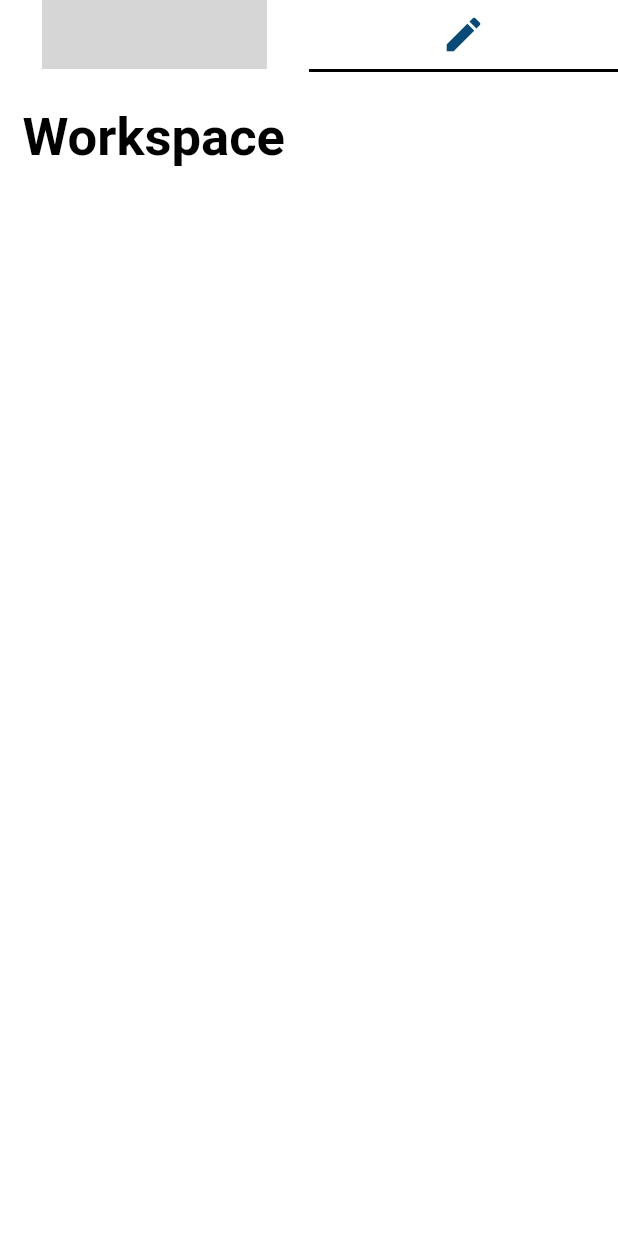
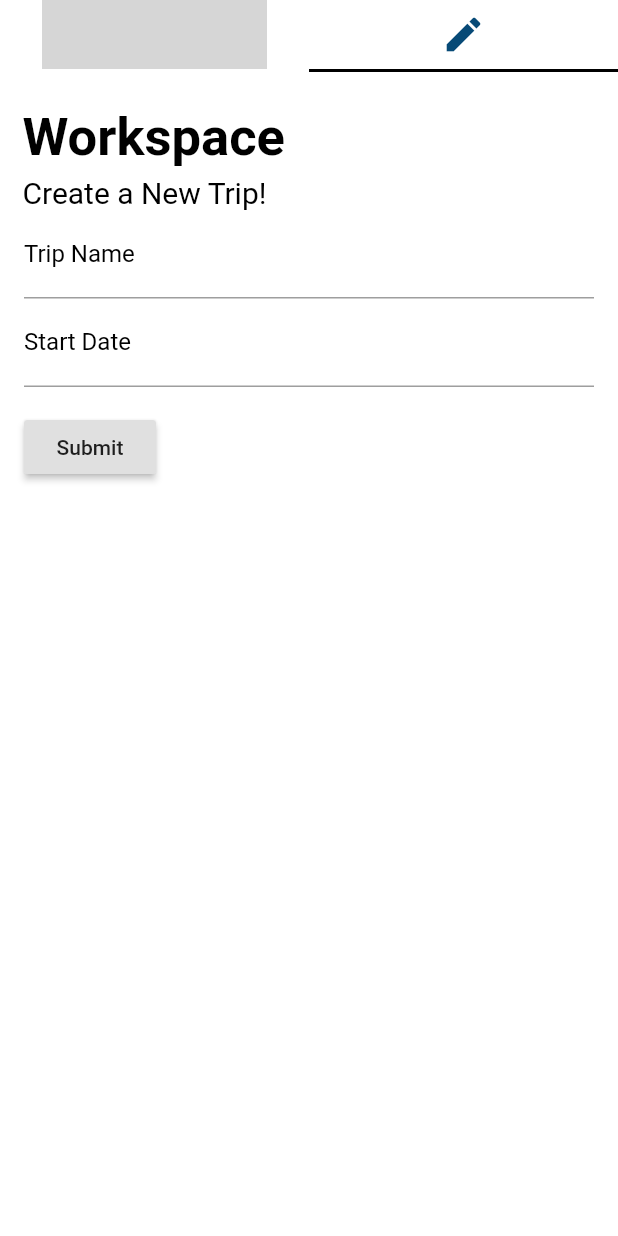
Before and after one commit to amrohwary/planit-app, a Flutter app: the Home screen opened directly, tab 2 chosen, on a phone screen of 412 x 824 dp. Run offline on Flutter 3.47's test engine with Material 2 defaults, Android fonts, the phone set to English and light mode, and no system bars; our stand-ins replace cloud_firestore, firebase_auth; accounts and stored records are empty; grey boxes are pictures that could not be loaded.

Commit message:
added plan title

```diff
--- a/lib/create_page.dart
+++ b/lib/create_page.dart
@@ -11,10 +11,11 @@ class _CreatePageState extends State<CreatePage> {
     return Column(
       children: <Widget>[
         Container(
-          margin: const EdgeInsets.only(left: 15, top:15),
+          margin: const EdgeInsets.only(left: 15, top: 15),
           child: Align(
             alignment: Alignment.topLeft,
-            child: Text("Workspace",
+            child: Text(
+              "Workspace",
               style: new TextStyle(
                 fontSize: 35,
                 fontWeight: FontWeight.bold,
@@ -23,7 +24,85 @@ class _CreatePageState extends State<CreatePage> {
             ),
           ),
         ),
+        Container(
+          margin: const EdgeInsets.only(left: 15, top: 5),
+          child: Align(
+            alignment: Alignment.topLeft,
+            child: Text(
+              "Create a New Trip!",
+              style: new TextStyle(
+                fontSize: 20,
+//                fontWeight: FontWeight.bold,
+                color: Colors.black,
+              ),
+            ),
+          ),
+        ),
+        new NewTripForm(),
       ],
     );
   }
 }
+
+class NewTripForm extends StatefulWidget {
+  @override
+  _NewTripFormState createState() => _NewTripFormState();
+}
+
+class _NewTripFormState extends State<NewTripForm> {
+  final _formKey = GlobalKey<FormState>();
+
+  @override
+  Widget build(BuildContext context) {
+    return Form(
+      key: _formKey,
+      child: Padding(
+        padding: const EdgeInsets.symmetric(horizontal: 16),
+        child: Column(
+          crossAxisAlignment: CrossAxisAlignment.start,
+          children: <Widget>[
+            TextFormField(
+              validator: (input) {
+                if (input.isEmpty) {
+                  return "Trip name is required";
+                }
+                return null;
+              },
+              decoration: new InputDecoration(
+                labelText: "Trip Name",
+                labelStyle: new TextStyle(color: Colors.black),
+              ),
+            ),
+            TextFormField(
+              validator: (input) {
+                if (input.isEmpty) {
+                  return "Start date is required";
+                }
+                return null;
+              },
+              decoration: new InputDecoration(
+                labelText: "Start Date",
+                labelStyle: new TextStyle(color: Colors.black),
+              ),
+            ),
+            Padding(
+              padding: const EdgeInsets.symmetric(vertical: 16.0),
+              child: RaisedButton(
+                onPressed: () {
+                  // Validate returns true if the form is valid, or false
+                  // otherwise.
+                  if (_formKey.currentState.validate()) {
+                    // If the form is valid, display a Snackbar.
+                    Scaffold.of(context)
+                        .showSnackBar(SnackBar(content: Text('Processing Data')));
+                  }
+                },
+                child: Text('Submit'),
+              ),
+            ),
+          ],
+        ),
+      ),
+    );
+  }
+}
--- a/lib/login_page.dart
+++ b/lib/login_page.dart
@@ -147,7 +147,6 @@ class _LoginPageState extends State<LoginPage> {
                   onPressed: signUp,
                 ),
               ),
-
               Container(
                 height: 15,
                 child: new FlatButton(
```
